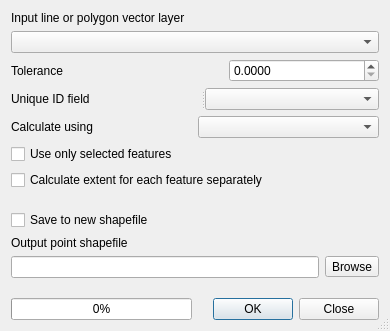
Old version of the form python/plugins/fTools/tools/frmGeometry.ui in the repository qgis/QGIS.
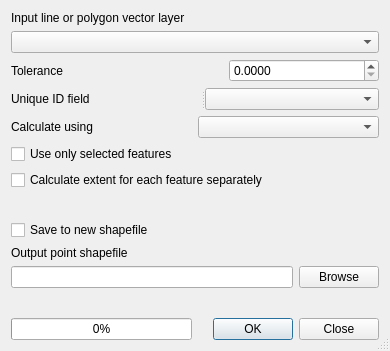
New version of the form.

Commit message: [ftools] homogenizes UI: changes browse button from QToolButton to QPushButton

```diff
--- a/python/plugins/fTools/tools/frmGeometry.ui
+++ b/python/plugins/fTools/tools/frmGeometry.ui
@@ -10,7 +10,7 @@
     <x>0</x>
     <y>0</y>
     <width>390</width>
-    <height>331</height>
+    <height>351</height>
    </rect>
   </property>
   <property name="windowTitle">
@@ -86,7 +86,7 @@
         </widget>
        </item>
        <item>
-        <widget class="QToolButton" name="toolOut">
+        <widget class="QPushButton" name="toolOut">
          <property name="text">
           <string>Browse</string>
          </property>
```
The commit also changes 13 other files.
